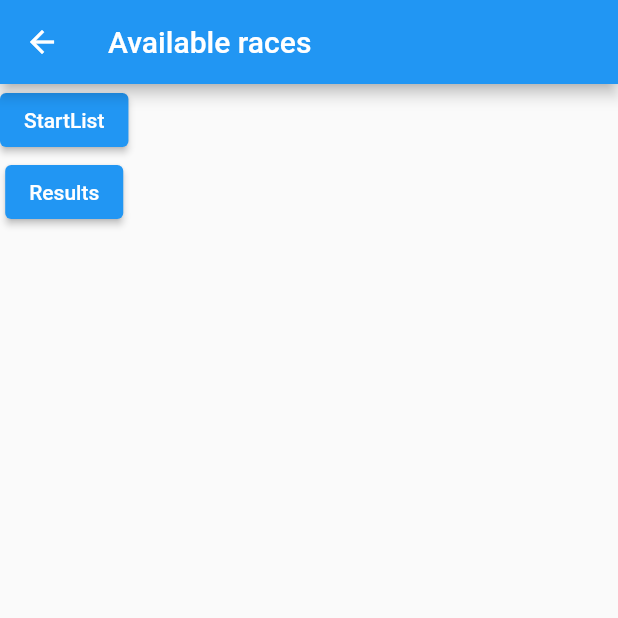
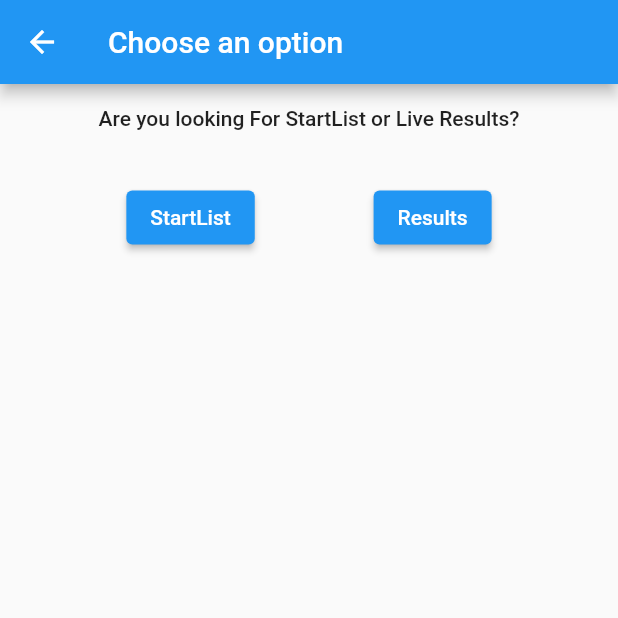
Before and after one commit to giorgio-hash/proj_GOLDUCK, a Flutter app: the MenuRoute screen opened directly with empty values, on a phone screen of 412 x 824 dp, the top half of it. Run offline on Flutter 3.47's test engine with Material 2 defaults, Android fonts, the phone set to English and light mode, and no system bars; missing offline and left inert: dart:html; network calls fail.

Commit message:
Update Menu

```diff
--- a/Golduck/flutter_orientiring/lib/menu.dart
+++ b/Golduck/flutter_orientiring/lib/menu.dart
@@ -1,6 +1,7 @@
 import 'package:flutter/material.dart';
 
 import 'classes_route.dart';
+
 
 class MenuRoute extends StatelessWidget {
   final String raceid;
@@ -11,9 +12,28 @@ class MenuRoute extends StatelessWidget {
   Widget build(BuildContext context) {
     return Scaffold(
         appBar: AppBar(
-          title: const Text('Available races'),
+          title: const Text('Choose an option'),
         ),
-        body: Column(children: <Widget>[
+        body: Container(
+          padding: const EdgeInsets.fromLTRB(5, 15, 5, 15),
+          child: Stack(
+            children: [
+              Row(
+                  mainAxisAlignment: MainAxisAlignment.center,
+                  children: const [
+                    Text(
+                      'Are you looking For StartList or Live Results?',
+                      style: TextStyle(
+                        fontSize: 14.0,
+                        fontWeight: FontWeight.w500,
+                      ),),
+                  ]
+              ),
+              Container(
+                margin: const EdgeInsets.fromLTRB(0, 50, 0, 50),
+                child: Row(
+                    mainAxisAlignment: MainAxisAlignment.spaceEvenly,
+                    children: <Widget>[
                       ElevatedButton(
                         onPressed: () {
                           Navigator.push(
@@ -34,7 +54,13 @@ class MenuRoute extends StatelessWidget {
                               ),
                             );
                           },
-              child: Text("Results"))
-        ]));
+                          child: const Text("Results"))
+                    ]),
+              )
+            ],
+          ),
+        )
+
+    );
   }
 }
```
Lines whose indentation alone changed are shown as unchanged.
